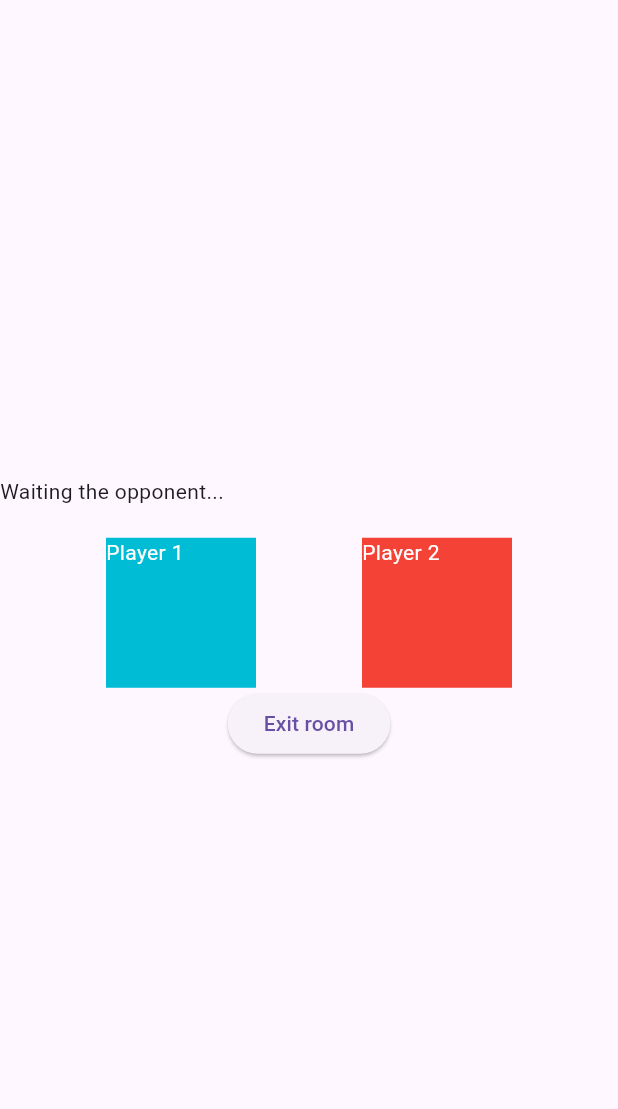
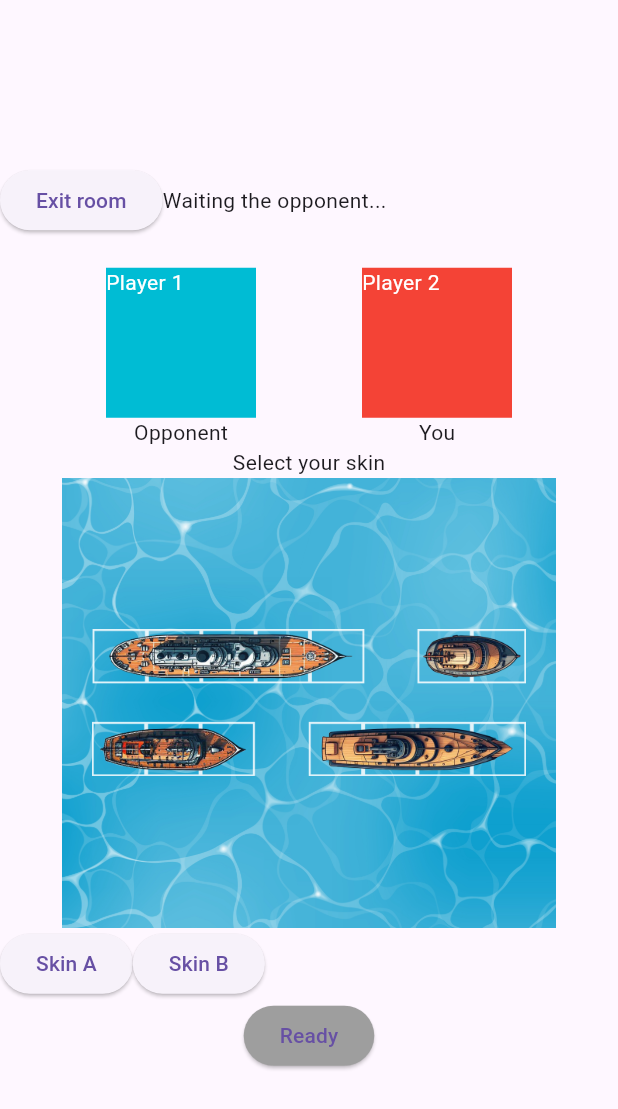
Before and after one commit to xuuanthuc/The-Warship-simple-game, a Flutter app: the RoomScreen widget shown alone on an empty page, opened directly, on a phone screen of 412 x 824 dp. Shown: the top 1109 px of the screen. Run offline on Flutter 3.47's test engine with Material 3 defaults, Android fonts, the phone set to English and light mode, and no system bars; our stand-ins replace bloc, cloud_firestore, connectivity_plus, dio, equatable, firebase_core and 5 more; missing offline and left inert: flame, flame_bloc; accounts and stored records are empty; generated files the repository leaves out were written again.

Commit message:
update lobby room

```diff
--- a/lib/src/models/player.dart
+++ b/lib/src/models/player.dart
@@ -6,15 +6,18 @@ abstract class Player {
   Timestamp? createdAt;
   Timestamp? updatedAt;
   ConnectivityResult? connectivityResult;
+  bool? ready;
 
   Player(
       {required this.id,
       this.connectivityResult,
       this.createdAt,
+      this.ready,
       this.updatedAt});
 
   Player.fromJson(Map<String, dynamic> json) {
     id = json['id'];
+    ready = json['ready'];
     createdAt = json["createdAt"];
     updatedAt = json["updatedAt"];
     connectivityResult = getConnectivityResult(json["connectionStatus"]);
@@ -23,6 +26,7 @@ abstract class Player {
   Map<String, dynamic> toJson() {
     return {
       if (id != null) "id": id,
+      if (ready != null) "ready": ready,
       if (createdAt != null) "createdAt": createdAt,
       if (updatedAt != null) "updatedAt": updatedAt,
       if (connectivityResult != null)
@@ -60,11 +64,13 @@ class OwnerPlayer extends Player {
     ConnectivityResult? connectivityResult,
     Timestamp? createdAt,
     Timestamp? updatedAt,
+    bool? ready,
   }) : super(
           id: id,
           connectivityResult: connectivityResult,
           createdAt: createdAt,
           updatedAt: updatedAt,
+          ready: ready,
         );
 }
 
@@ -76,10 +82,18 @@ class OpponentPlayer extends Player {
     ConnectivityResult? connectivityResult,
     Timestamp? createdAt,
     Timestamp? updatedAt,
+    bool? ready,
   }) : super(
-    id: id,
-    connectivityResult: connectivityResult,
-    createdAt: createdAt,
-    updatedAt: updatedAt,
-  );
+          id: id,
+          connectivityResult: connectivityResult,
+          createdAt: createdAt,
+          updatedAt: updatedAt,
+          ready: ready,
+        );
+
+  Map<String, dynamic> readyForGame() {
+    return {
+      "opponentPlayer.ready": !(ready ?? false),
+    };
+  }
 }
--- a/lib/src/models/room_data.dart
+++ b/lib/src/models/room_data.dart
@@ -15,11 +15,11 @@ class RoomData {
   final RoomState? roomState;
 
   RoomData({
-    required this.code,
-    required this.opponentPlayer,
-    required this.ownerPlayer,
-    required this.gameStatus,
-    required this.roomState,
+    this.code,
+    this.opponentPlayer,
+    this.ownerPlayer,
+    this.gameStatus,
+    this.roomState,
   });
 
   factory RoomData.fromFireStore(
@@ -51,7 +51,6 @@ class RoomData {
 
   Map<String, dynamic> opponentOutOfRoom = {
     "opponentPlayer": FieldValue.delete(),
-    "gameStatus": GameStatus.loading.name,
     "roomState": RoomState.empty.name,
   };
 }
--- a/lib/src/screens/game_clients/bloc/game_client_state.dart
+++ b/lib/src/screens/game_clients/bloc/game_client_state.dart
@@ -5,7 +5,7 @@ class GameClientState extends Equatable {
   final RoomData? room;
   final Player? player;
 
-  GameClientState({
+  const GameClientState({
     required this.room,
     this.player,
   });
--- a/lib/src/screens/game_clients/game_client_screen.dart
+++ b/lib/src/screens/game_clients/game_client_screen.dart
@@ -12,8 +12,6 @@ class GameClientScreen extends StatelessWidget {
     return Scaffold(
       body: BlocBuilder<GameClientCubit, GameClientState>(
         builder: (context, state) {
-          print("room");
-          print(state.room);
           if(state.room != null){
             return RoomScreen();
           }
--- a/lib/src/screens/game_clients/room_screen.dart
+++ b/lib/src/screens/game_clients/room_screen.dart
@@ -1,27 +1,53 @@
 import 'package:flutter/material.dart';
 import 'package:flutter_bloc/flutter_bloc.dart';
 import 'package:template/src/screens/game_clients/bloc/game_client_cubit.dart';
+import 'package:template/src/style/app_images.dart';
 import 'package:template/src/utilities/game_data.dart';
 
-class RoomScreen extends StatelessWidget {
+class RoomScreen extends StatefulWidget {
   const RoomScreen({super.key});
+
+  @override
+  State<RoomScreen> createState() => _RoomScreenState();
+}
+
+class _RoomScreenState extends State<RoomScreen> {
+  BattleshipSkin _occupiedPreview = BattleshipSkin.A;
 
   @override
   Widget build(BuildContext context) {
     return BlocBuilder<GameClientCubit, GameClientState>(
       builder: (context, state) {
+        final currentPlayer = state.player;
+        final hostPlayer = state.room?.ownerPlayer;
+        final iamHost = currentPlayer != null &&
+            hostPlayer != null &&
+            currentPlayer.id == hostPlayer.id;
+
         return Column(
           mainAxisAlignment: MainAxisAlignment.center,
           crossAxisAlignment: CrossAxisAlignment.center,
           children: [
             Row(
               children: [
+                ElevatedButton(
+                  onPressed: () {
+                    if (iamHost) {
+                      context.read<GameClientCubit>().deleteRoom();
+                    } else {
+                      context.read<GameClientCubit>().outRoom();
+                    }
+                  },
+                  child: Text("Exit room"),
+                ),
                 Text("Waiting the opponent..."),
               ],
             ),
             Text(state.room?.code ?? ''),
             Row(
               mainAxisAlignment: MainAxisAlignment.spaceEvenly,
+              children: [
+                Column(
                   children: [
                     Container(
                       width: 100,
@@ -34,6 +60,11 @@ class RoomScreen extends StatelessWidget {
                         ),
                       ),
                     ),
+                    Text(iamHost ? "You" : "Opponent")
+                  ],
+                ),
+                Column(
+                  children: [
                     Container(
                       width: 100,
                       height: 100,
@@ -45,22 +76,88 @@ class RoomScreen extends StatelessWidget {
                         ),
                       ),
                     ),
+                    Text(iamHost ? "Opponent" : "You")
+                  ],
+                ),
+              ],
+            ),
+            Text("Select your skin"),
+            SizedBox(
+              width: MediaQuery.sizeOf(context).width * 0.8,
+              height: 300,
+              child: Stack(
+                children: [
+                  SizedBox(
+                    width: MediaQuery.sizeOf(context).width * 0.8,
+                    height: 300,
+                    child: Image.asset(
+                      "assets/images/${AppImages.background}",
+                      fit: BoxFit.cover,
+                    ),
+                  ),
+                  Align(
+                    alignment: Alignment.center,
+                    child: Container(
+                      margin: const EdgeInsets.all(20),
+                      child: Image.asset(
+                        _occupiedPreview == BattleshipSkin.A
+                            ? "assets/images/${AppImages.previewA}"
+                            : "assets/images/${AppImages.previewB}",
+                      ),
+                    ),
+                  )
+                ],
+              ),
+            ),
+            Row(
+              children: [
+                ElevatedButton(
+                  onPressed: () {
+                    setState(() {
+                      _occupiedPreview = BattleshipSkin.A;
+                      GameData.instance.setOccupiedSkin(_occupiedPreview);
+                    });
+                  },
+                  child: Text("Skin A"),
+                ),
+                ElevatedButton(
+                  onPressed: () {
+                    setState(() {
+                      _occupiedPreview = BattleshipSkin.B;
+                      GameData.instance.setOccupiedSkin(_occupiedPreview);
+                    });
+                  },
+                  child: Text("Skin B"),
+                ),
               ],
             ),
             ElevatedButton(
+              style: ButtonStyle(
+                backgroundColor: WidgetStateProperty.all(
+                  state.room?.opponentPlayer?.ready == true
+                      ? Colors.green
+                      : Colors.grey,
+                ),
+              ),
               onPressed: () {
-                final currentPlayer = state.player;
-                final hostPlayer = state.room?.ownerPlayer;
-                if (currentPlayer != null &&
-                    hostPlayer != null &&
-                    currentPlayer.id == hostPlayer.id) {
-                  context.read<GameClientCubit>().deleteRoom();
+                if (iamHost) {
+                  if (state.room?.opponentPlayer?.ready == true) {
+                    print("start game");
                   } else {
-                  context.read<GameClientCubit>().outRoom();
+                    print("opponent not Ready game");
+                  }
+                } else {
+                  context.read<GameClientCubit>().opponentReady();
                 }
               },
-              child: Text("Exit room"),
-            )
+              child: Text(
+                iamHost
+                    ? "Start"
+                    : state.room?.opponentPlayer?.ready == true
+                        ? "Cancel ready"
+                        : "Ready",
+              ),
+            ),
           ],
         );
       },
--- a/lib/src/style/app_images.dart
+++ b/lib/src/style/app_images.dart
@@ -8,11 +8,13 @@ abstract class AppImages {
   static const String background = "background2.png";
   static const String parallax = "parallax.png";
   //type A
+  static const String previewA = "battleships/type_a_preview.png";
   static const String mediumShipA = "battleships/medium_ship_a.png";
   static const String smallShipA = "battleships/small_ship_a.png";
   static const String tinyShipA = "battleships/tiny_ship_a.png";
   static const String largeShipA = "battleships/large_ship_a.png";
   //type B
+  static const String previewB = "battleships/type_b_preview.png";
   static const String mediumShipB = "battleships/medium_ship_b.png";
   static const String smallShipB = "battleships/small_ship_b.png";
   static const String tinyShipB = "battleships/tiny_ship_b.png";
--- a/lib/src/utilities/game_data.dart
+++ b/lib/src/utilities/game_data.dart
@@ -1,9 +1,7 @@
 import 'package:flame/components.dart';
 import 'package:flutter/cupertino.dart';
-import 'package:template/src/models/player.dart';
 import 'package:template/src/style/app_images.dart';
 import 'package:template/src/models/empty_block.dart';
-
 import '../models/occupied_block.dart';
 
 enum GameStatus {
```
Also changed, not shown: lib/src/screens/game_clients/bloc/game_client_cubit.dart (+15 -9 lines), lib/src/screens/game_clients/lobby_screen.dart (+13 -16 lines), assets/images/battleships/type_a_preview.png (added), assets/images/battleships/type_b_preview.png (added), 3 other files. Lines whose indentation alone changed are shown as unchanged.
